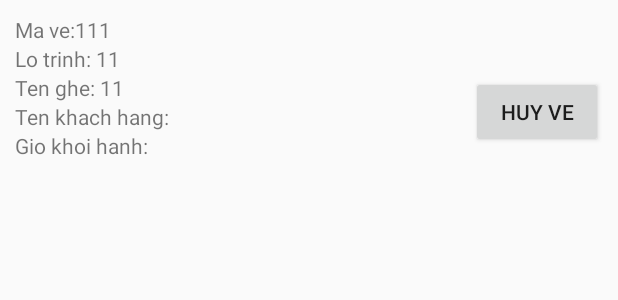
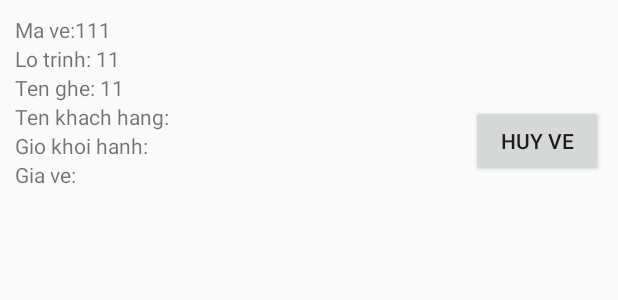
Before and after one commit to huy-lv/NhaXe-android, an Android app: the layout item_vexe.xml on its own in the app's theme, with its tools: preview values and no code run, on a phone screen of 412 x 824 dp. Shown: the top 300 px of the screen. Run offline under Robolectric (Android 15) with nearby library versions, the phone set to English and light mode, and no system bars.

Commit message:
add "gia ve"

```diff
--- a/app/src/main/java/com/bich/hp/nhaxe/Adapter/VexeAdapter.java
+++ b/app/src/main/java/com/bich/hp/nhaxe/Adapter/VexeAdapter.java
@@ -44,6 +44,7 @@ public class VexeAdapter extends RecyclerView.Adapter<VexeAdapter.VexeVH> {
         holder.vexe_tenghe.setText(v.getTenghe());
         holder.vexe_mave.setText(String.valueOf(v.getMave()));
         holder.vexe_tenkhachhang.setText(v.getTenkhachhang());
+        holder.vexe_gia.setText(v.getTongtien());
         holder.vexe_huyve.setOnClickListener(new View.OnClickListener() {
             @Override
             public void onClick(View view) {
@@ -72,6 +73,8 @@ public class VexeAdapter extends RecyclerView.Adapter<VexeAdapter.VexeVH> {
         TextView vexe_giokhoihanh;
         @BindView(R.id.vexe_huyve)
         Button vexe_huyve;
+        @BindView(R.id.vexe_gia)
+        TextView vexe_gia;
 
         public VexeVH(View itemView) {
             super(itemView);
--- a/app/src/main/res/layout/item_vexe.xml
+++ b/app/src/main/res/layout/item_vexe.xml
@@ -10,7 +10,6 @@
         android:layout_width="match_parent"
         android:layout_height="wrap_content"
         android:layout_alignParentStart="true"
-        android:layout_below="@+id/linearLayout"
         android:layout_toStartOf="@+id/vexe_huyve"
         android:orientation="vertical">
 
@@ -102,6 +101,22 @@
                 android:layout_height="wrap_content"
                 android:text="" />
         </LinearLayout>
+
+        <LinearLayout
+            android:layout_width="match_parent"
+            android:layout_height="wrap_content">
+
+            <TextView
+                android:layout_width="wrap_content"
+                android:layout_height="wrap_content"
+                android:text="Gia ve: " />
+
+            <TextView
+                android:id="@+id/vexe_gia"
+                android:layout_width="wrap_content"
+                android:layout_height="wrap_content"
+                android:text="" />
+        </LinearLayout>
     </LinearLayout>
 
     <Button
```
